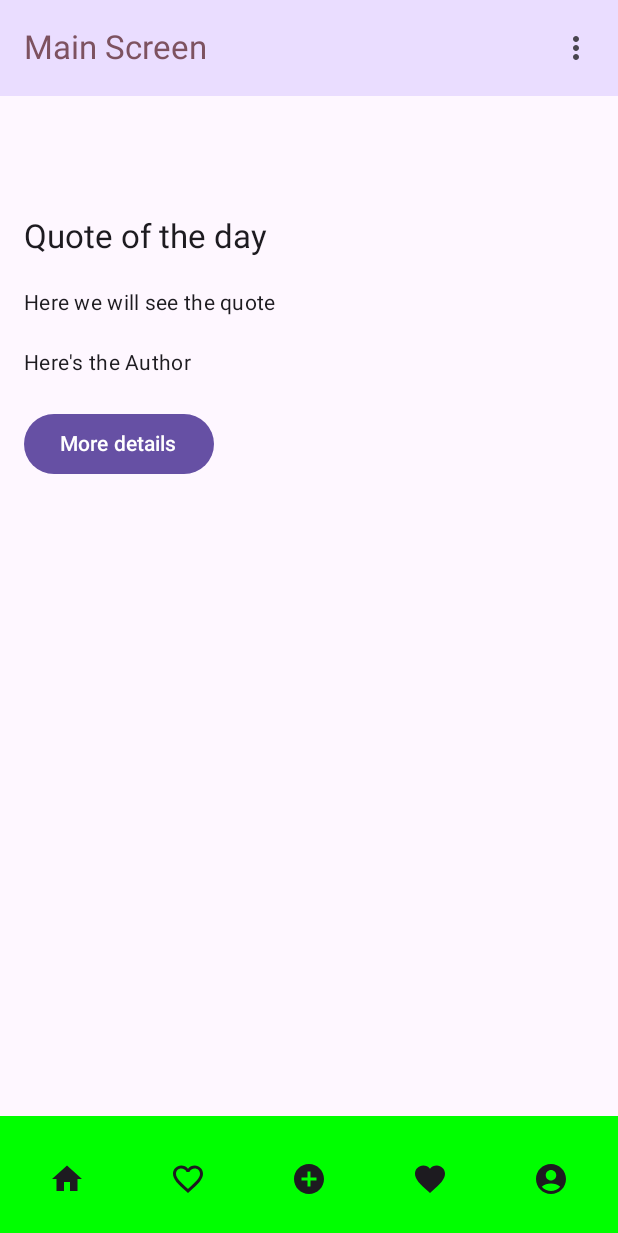
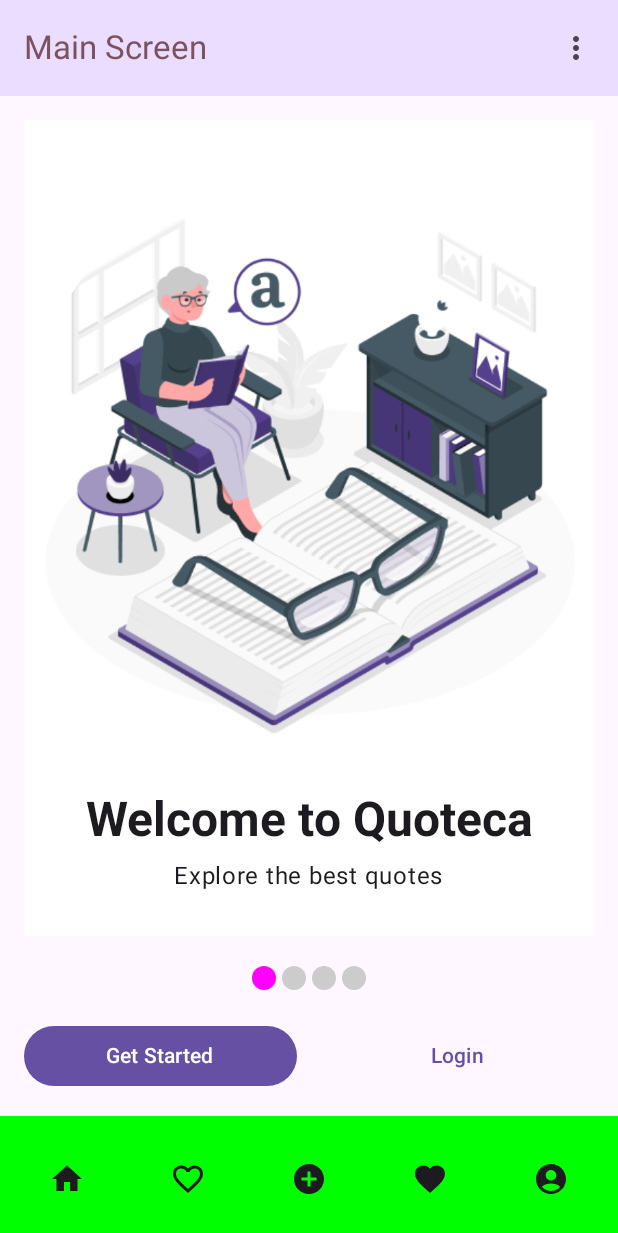
Before and after one commit to xtinabru/QuoteKa, an Android app built with Jetpack Compose: the screen it shows after launch (MainActivity), on a phone screen of 412 x 824 dp. Shown: the top 1233 px of the screen. Run offline under Robolectric (Android 15) with nearby library versions, the phone set to English and light mode, and no system bars.

Commit message:
feat: Add onboarding screen with Accompanist Pager

```diff
--- a/app/build.gradle.kts
+++ b/app/build.gradle.kts
@@ -51,6 +51,7 @@ dependencies {
     implementation(libs.androidx.material3)
     implementation(libs.navigation.compose)
     implementation ("androidx.navigation:navigation-compose:2.8.7")
+    implementation ("androidx.compose.foundation:foundation:1.4.0")
     implementation(libs.material)
     testImplementation(libs.junit)
     androidTestImplementation(libs.androidx.junit)
--- /dev/null
+++ b/app/src/main/java/com/example/quotekaapplication/ui/models/AuthViewModel.kt
@@ -0,0 +1,22 @@
+package com.example.quotekaapplication.ui.models
+
+import androidx.compose.runtime.mutableStateOf
+import androidx.lifecycle.ViewModel
+
+class AuthViewModel : ViewModel() {
+    var isAuthenticated = mutableStateOf(false)
+
+    fun login() {
+        isAuthenticated.value = true
+    }
+
+    fun register() {
+        // logic
+        // auto authorization
+        isAuthenticated.value = true
+    }
+    // Метод для выхода из аккаунта
+    fun logout() {
+        isAuthenticated.value = false
+    }
+}
--- /dev/null
+++ b/app/src/main/java/com/example/quotekaapplication/ui/theme/composables/OnBoardingSlide.kt
@@ -0,0 +1,75 @@
+package com.example.quotekaapplication.ui.theme.composables
+
+import androidx.compose.foundation.Image
+import androidx.compose.foundation.background
+import androidx.compose.foundation.layout.Arrangement
+import androidx.compose.foundation.layout.Column
+import androidx.compose.foundation.layout.Spacer
+import androidx.compose.foundation.layout.fillMaxSize
+import androidx.compose.foundation.layout.fillMaxWidth
+import androidx.compose.foundation.layout.height
+import androidx.compose.foundation.layout.padding
+import androidx.compose.foundation.layout.size
+import androidx.compose.foundation.shape.CircleShape
+import androidx.compose.foundation.shape.RoundedCornerShape
+import androidx.compose.material3.MaterialTheme
+import androidx.compose.material3.Text
+import androidx.compose.runtime.Composable
+import androidx.compose.ui.Alignment
+import androidx.compose.ui.Modifier
+import androidx.compose.ui.draw.clip
+import androidx.compose.ui.graphics.Color
+import androidx.compose.ui.res.painterResource
+import androidx.compose.ui.text.font.FontWeight
+import androidx.compose.ui.unit.dp
+
+
+@Composable
+fun OnBoardingSlide(data: OnBoardingData) {
+    Column(
+        modifier = Modifier
+            .fillMaxSize()
+            .background(Color.White)
+            ,
+        horizontalAlignment = Alignment.CenterHorizontally,
+        verticalArrangement = Arrangement.Center
+    )  {
+
+        Image(
+            painter = painterResource(id = data.imageRes),
+            contentDescription = null,
+            modifier = Modifier.
+            fillMaxWidth()
+
+
+                .size(400.dp)
+                .clip(CircleShape)
+                .background(Color.White
+
+                )
+        )
+
+        Spacer(modifier = Modifier.height(16.dp))
+
+        Text(
+            text = data.title,
+            style = MaterialTheme.typography.headlineLarge.copy(fontWeight = FontWeight.Bold),
+            modifier = Modifier.padding(horizontal = 16.dp),
+            color = MaterialTheme.colorScheme.onBackground
+        )
+        Spacer(modifier = Modifier.height(8.dp))
+
+        Text(
+            text = data.description,
+            style = MaterialTheme.typography.bodyLarge,
+            modifier = Modifier.padding(horizontal = 16.dp),
+            color = MaterialTheme.colorScheme.onBackground
+        )
+    }
+}
+
+data class OnBoardingData(
+    val title: String,
+    val description: String,
+    val imageRes: Int
+)
--- a/app/src/main/java/com/example/quotekaapplication/ui/theme/composables/ScaffoldApp.kt
+++ b/app/src/main/java/com/example/quotekaapplication/ui/theme/composables/ScaffoldApp.kt
@@ -4,20 +4,28 @@ import androidx.compose.foundation.layout.padding
 import androidx.compose.material3.Scaffold
 import androidx.compose.runtime.Composable
 import androidx.compose.ui.Modifier
+import androidx.lifecycle.viewmodel.compose.viewModel
 import androidx.navigation.compose.NavHost
 import androidx.navigation.compose.composable
 import androidx.navigation.compose.rememberNavController
+import com.example.quotekaapplication.ui.models.AuthViewModel
 import com.example.quotekaapplication.ui.theme.screens.AddQuoteScreen
 import com.example.quotekaapplication.ui.theme.screens.CategoriesScreen
 import com.example.quotekaapplication.ui.theme.screens.FavoriteScreen
+import com.example.quotekaapplication.ui.theme.screens.LoginScreen
 import com.example.quotekaapplication.ui.theme.screens.MainScreen
+import com.example.quotekaapplication.ui.theme.screens.OnBoardingScreen
 import com.example.quotekaapplication.ui.theme.screens.ProfileScreen
 import com.example.quotekaapplication.ui.theme.screens.QuoteInfo
+import com.example.quotekaapplication.ui.theme.screens.RegisterScreen
 import com.example.quotekaapplication.ui.theme.screens.SettingsScreen
 
 @Composable
 fun ScaffoldApp() {
     val navController = rememberNavController()
+
+    val authViewModel: AuthViewModel = viewModel()
+    val isAuthenticated = authViewModel.isAuthenticated.value
     Scaffold(
         modifier = Modifier.fillMaxSize(),
         topBar = {
@@ -28,7 +36,7 @@ fun ScaffoldApp() {
 
             NavHost(
                 navController = navController,
-                startDestination = "home",
+                startDestination = if (isAuthenticated) "home" else "onBoarding",
                 modifier = Modifier.padding(paddingValues)
             ) {
                 composable(route = "home")  { MainScreen(navController, paddingValues) }
@@ -38,6 +46,9 @@ fun ScaffoldApp() {
                 composable("favorite") { FavoriteScreen() }
                 composable(route = "settings")  { SettingsScreen(navController, paddingValues) }
                 composable("profile") { ProfileScreen() }
+                composable("onboarding") { OnBoardingScreen(navController) }
+                composable("login") { LoginScreen(navController, authViewModel) }
+                composable("register") { RegisterScreen(navController, authViewModel) }
             }
         },
         bottomBar = { BottomBar(navController) }
--- /dev/null
+++ b/app/src/main/java/com/example/quotekaapplication/ui/theme/screens/OnBoardingScreen.kt
@@ -0,0 +1,96 @@
+package com.example.quotekaapplication.ui.theme.screens
+
+import androidx.compose.foundation.background
+import androidx.compose.foundation.layout.*
+import androidx.compose.foundation.pager.HorizontalPager
+import androidx.compose.foundation.pager.rememberPagerState
+import androidx.compose.foundation.shape.CircleShape
+import androidx.compose.material3.*
+import androidx.compose.runtime.*
+import androidx.compose.ui.Alignment.Companion.CenterHorizontally
+import androidx.compose.ui.Modifier
+import androidx.compose.ui.draw.clip
+import androidx.compose.ui.graphics.Color
+import androidx.compose.ui.unit.dp
+import androidx.navigation.NavController
+import com.example.quotekaapplication.R
+import com.example.quotekaapplication.ui.theme.composables.OnBoardingData
+import com.example.quotekaapplication.ui.theme.composables.OnBoardingSlide
+
+@Composable
+fun OnBoardingScreen(navController: NavController) {
+    val pagerState = rememberPagerState(pageCount = { 4 })
+
+    // Данные для слайдов
+    val onBoardingData = listOf(
+        OnBoardingData("Welcome to Quoteca", "Explore the best quotes", R.drawable.image1),
+        OnBoardingData("Find Your Inspiration", "Discover new motivational quotes", R.drawable.image2),
+        OnBoardingData("Share With Friends", "Share your favorite quotes with others", R.drawable.image3),
+
+    )
+
+    Column(
+        modifier = Modifier
+            .fillMaxSize()
+            .padding(16.dp)
+
+    ) {
+        // Slides
+        HorizontalPager(
+            state = pagerState,
+            modifier = Modifier
+                .weight(1f)
+                .fillMaxSize()
+        ) { page ->
+            val item = onBoardingData[page]
+            OnBoardingSlide(item)
+        }
+
+        // DOTS
+        Row(
+            modifier = Modifier
+                .wrapContentHeight()
+                .fillMaxWidth()
+                .align(CenterHorizontally)
+                .padding(top = 18.dp, bottom = 18.dp),
+            horizontalArrangement = Arrangement.Center
+        ) {
+            repeat(pagerState.pageCount) { iteration ->
+                val color = if (pagerState.currentPage == iteration) Color.Magenta else Color.LightGray
+                Box(
+                    modifier = Modifier
+                        .padding(2.dp)
+                        .clip(CircleShape)
+                        .background(color)
+                        .size(16.dp)
+                )
+            }
+        }
+
+        // Кнопки Get Started и Login
+        Row(
+            modifier = Modifier.fillMaxWidth(),
+            horizontalArrangement = Arrangement.SpaceBetween
+        ) {
+            Button(
+                onClick = {
+                    navController.navigate("home") // navigate to home page/screen
+                },
+                modifier = Modifier.weight(1f)
+            ) {
+                Text("Get Started")
+            }
+
+            Spacer(modifier = Modifier.width(16.dp))
+
+            TextButton(
+                onClick = {
+                    navController.navigate("login") // navigate to login
+                },
+                modifier = Modifier.weight(1f)
+            ) {
+                Text("Login", color = MaterialTheme.colorScheme.primary)
+            }
+        }
+    }
+}
```
Also changed, not shown: app/src/main/java/com/example/quotekaapplication/ui/theme/screens/LoginScreen.kt (added, +90 -0 lines), app/src/main/java/com/example/quotekaapplication/ui/theme/screens/RegisterScreen.kt (added, +107 -0 lines), app/src/main/res/drawable/image1.png (added), app/src/main/res/drawable/image2.png (added), app/src/main/res/drawable/image3.png (added).
